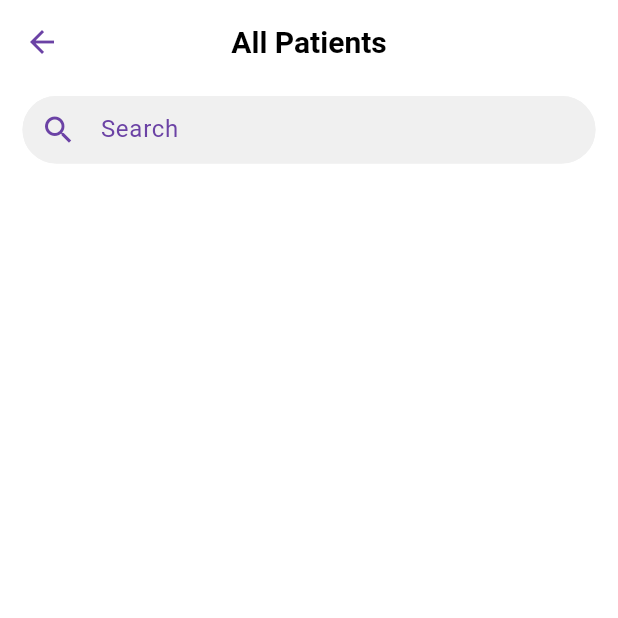
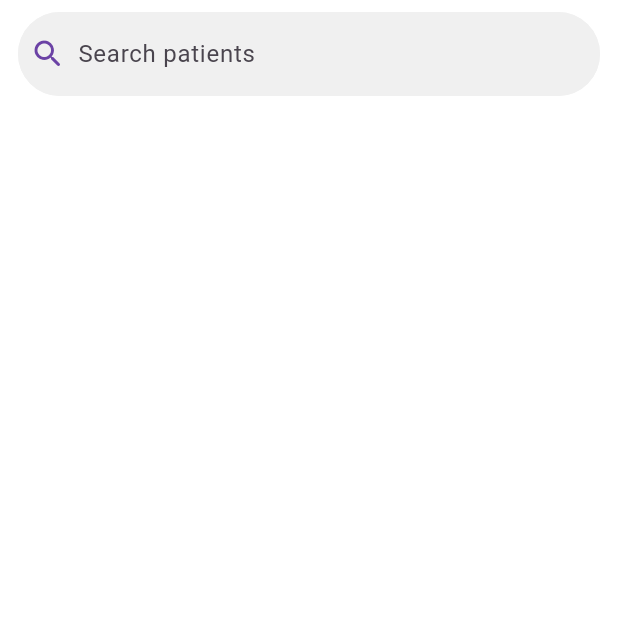
Before and after one commit to k12onoss/medimate, a Flutter app: the AllPatientList screen opened directly, on a phone screen of 412 x 824 dp, the top half of it. Run offline on Flutter 3.47's test engine with Material 2 defaults, Android fonts, the phone set to English and light mode, and no system bars; our stand-ins replace flutter_bloc; missing offline and left inert: country_dial_code.

Commit message:
Changed Search Bar

```diff
--- a/lib/screens/all_patient_list.dart
+++ b/lib/screens/all_patient_list.dart
@@ -13,9 +13,6 @@ class AllPatientList extends StatelessWidget {
   @override
   Widget build(BuildContext context) {
     return Scaffold(
-      appBar: AppBar(
-        title: const Text('All Patients'),
-      ),
       body: Column(
         children: [
           _searchBar(context),
@@ -49,33 +46,34 @@ class AllPatientList extends StatelessWidget {
 
   Widget _searchBar(BuildContext context) {
     return Padding(
-      padding: const EdgeInsets.symmetric(horizontal: 15, vertical: 8),
-      child: TextField(
-        textCapitalization: TextCapitalization.words,
-        onSubmitted: (name) =>
+      padding: const EdgeInsets.symmetric(
+        horizontal: 12,
+        vertical: 8,
+      ),
+      child: SearchBar(
+        hintText: 'Search patients',
+        leading: Icon(
+          Icons.search_rounded,
+          color: Theme.of(context).colorScheme.primary,
+        ),
+        elevation: MaterialStateProperty.all(0),
+        backgroundColor:
+            MaterialStateProperty.all(Theme.of(context).cardTheme.color),
+        surfaceTintColor:
+            MaterialStateProperty.all(Theme.of(context).cardTheme.color),
+        side: MaterialStateProperty.resolveWith(
+          (state) => state.contains(MaterialState.focused)
+              ? BorderSide(
+                  color: Theme.of(context).colorScheme.primary,
+                  width: 3,
+                )
+              : BorderSide(
+                  width: 3,
+                  color: Theme.of(context).cardTheme.color!,
+                ),
+        ),
+        onChanged: (name) =>
             BlocProvider.of<PatientBloc>(context).add(SearchPatientEvent(name)),
-        // onChanged: (name) => BlocProvider.of<PatientBloc>(context).add(SearchPatientEvent(name)),
-        decoration: InputDecoration(
-          prefixIcon: const Icon(Icons.search),
-          prefixIconColor: Theme.of(context).colorScheme.primary,
-          label: const Text('Search'),
-          labelStyle: TextStyle(color: Theme.of(context).colorScheme.primary),
-          hintText: 'Type the name of the patient',
-          filled: true,
-          fillColor: Theme.of(context).cardTheme.color,
-          constraints: const BoxConstraints(maxHeight: 45),
-          focusedBorder: OutlineInputBorder(
-            borderSide: BorderSide(
-              color: Theme.of(context).colorScheme.primary,
-              width: 3,
-            ),
-            borderRadius: BorderRadius.circular(25),
-          ),
-          enabledBorder: OutlineInputBorder(
-            borderSide: BorderSide(color: Theme.of(context).cardTheme.color!),
-            borderRadius: BorderRadius.circular(25),
-          ),
-        ),
       ),
     );
   }
```
Also changed, not shown: lib/screens/dashboard.dart (+12 -29 lines), lib/screens/home.dart (+32 -0 lines).
